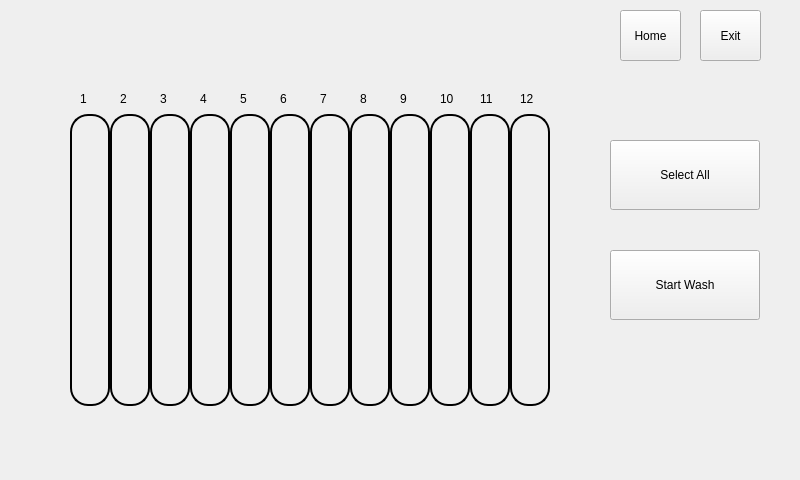
srikrishnan90/washer, file mainwindow.ui: the form before one commit.
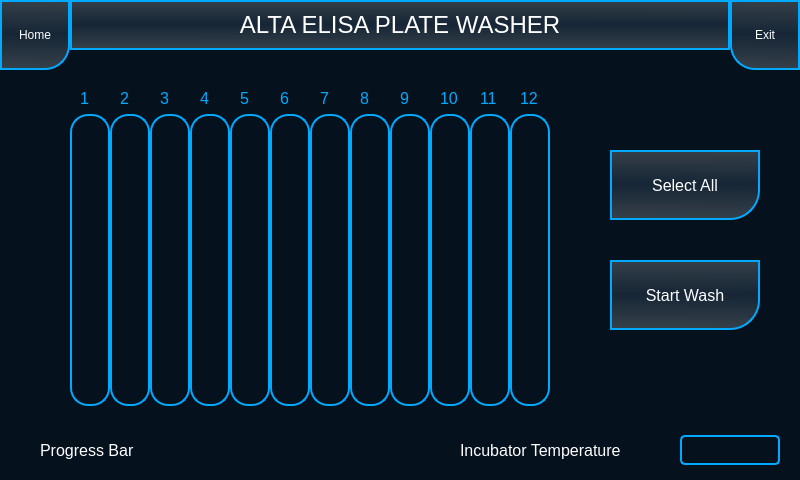
The form after the commit. The open tabs and pages were chosen to show the change. Icons and pictures are not drawn.

What changed in the file:
```diff
--- a/mainwindow.ui
+++ b/mainwindow.ui
@@ -14,18 +14,21 @@
    <string>MainWindow</string>
   </property>
   <property name="styleSheet">
-   <string notr="true"/>
+   <string notr="true">background:rgb(5, 17, 29);</string>
   </property>
   <widget class="QWidget" name="centralWidget">
    <widget class="QStackedWidget" name="stackedWidget">
     <property name="geometry">
      <rect>
       <x>0</x>
-      <y>50</y>
+      <y>70</y>
       <width>800</width>
-      <height>381</height>
+      <height>361</height>
      </rect>
     </property>
+    <property name="styleSheet">
+     <string notr="true"/>
+    </property>
     <property name="currentIndex">
      <number>4</number>
     </property>
@@ -380,7 +383,7 @@
       <property name="geometry">
        <rect>
         <x>70</x>
-        <y>60</y>
+        <y>40</y>
         <width>40</width>
         <height>300</height>
        </rect>
@@ -391,6 +394,7 @@
      width: 36px;
      height: 288px;
 border-radius : 18px;
+border: 2px solid rgb(0, 170, 255);
  }
 
   QCheckBox::indicator:checked
@@ -411,7 +415,7 @@
       <property name="geometry">
        <rect>
         <x>110</x>
-        <y>60</y>
+        <y>40</y>
         <width>40</width>
         <height>300</height>
        </rect>
@@ -422,6 +426,7 @@
      width: 36px;
      height: 288px;
 border-radius : 18px;
+border: 2px solid rgb(0, 170, 255);
  }
 
   QCheckBox::indicator:checked
@@ -442,7 +447,7 @@
       <property name="geometry">
        <rect>
         <x>150</x>
-        <y>60</y>
+        <y>40</y>
         <width>40</width>
         <height>300</height>
        </rect>
@@ -453,6 +458,7 @@
      width: 36px;
      height: 288px;
 border-radius : 18px;
+border: 2px solid rgb(0, 170, 255);
  }
 
   QCheckBox::indicator:checked
@@ -473,7 +479,7 @@
       <property name="geometry">
        <rect>
         <x>190</x>
-        <y>60</y>
+        <y>40</y>
         <width>40</width>
         <height>300</height>
        </rect>
@@ -484,6 +490,7 @@
      width: 36px;
      height: 288px;
 border-radius : 18px;
+border: 2px solid rgb(0, 170, 255);
  }
 
   QCheckBox::indicator:checked
@@ -504,7 +511,7 @@
       <property name="geometry">
        <rect>
         <x>230</x>
-        <y>60</y>
+        <y>40</y>
         <width>40</width>
         <height>300</height>
        </rect>
@@ -515,6 +522,7 @@
      width: 36px;
      height: 288px;
 border-radius : 18px;
+border: 2px solid rgb(0, 170, 255);
  }
 
   QCheckBox::indicator:checked
@@ -535,7 +543,7 @@
       <property name="geometry">
        <rect>
         <x>270</x>
-        <y>60</y>
+        <y>40</y>
         <width>40</width>
         <height>300</height>
        </rect>
@@ -546,6 +554,7 @@
      width: 36px;
      height: 288px;
 border-radius : 18px;
+border: 2px solid rgb(0, 170, 255);
  }
 
   QCheckBox::indicator:checked
@@ -566,7 +575,7 @@
       <property name="geometry">
        <rect>
         <x>310</x>
-        <y>60</y>
+        <y>40</y>
         <width>40</width>
         <height>300</height>
        </rect>
@@ -577,6 +586,7 @@
      width: 36px;
      height: 288px;
 border-radius : 18px;
+border: 2px solid rgb(0, 170, 255);
  }
 
   QCheckBox::indicator:checked
@@ -597,7 +607,7 @@
       <property name="geometry">
        <rect>
         <x>350</x>
-        <y>60</y>
+        <y>40</y>
         <width>40</width>
         <height>300</height>
        </rect>
@@ -608,6 +618,7 @@
      width: 36px;
      height: 288px;
 border-radius : 18px;
+border: 2px solid rgb(0, 170, 255);
  }
 
   QCheckBox::indicator:checked
@@ -628,7 +639,7 @@
       <property name="geometry">
        <rect>
         <x>390</x>
-        <y>60</y>
+        <y>40</y>
         <width>40</width>
         <height>300</height>
        </rect>
@@ -639,6 +650,7 @@
      width: 36px;
      height: 288px;
 border-radius : 18px;
+border: 2px solid rgb(0, 170, 255);
  }
 
   QCheckBox::indicator:checked
@@ -659,7 +671,7 @@
       <property name="geometry">
        <rect>
         <x>430</x>
-        <y>60</y>
+        <y>40</y>
         <width>40</width>
         <height>300</height>
        </rect>
@@ -670,6 +682,7 @@
      width: 36px;
      height: 288px;
 border-radius : 18px;
+border: 2px solid rgb(0, 170, 255);
  }
 
   QCheckBox::indicator:checked
@@ -690,7 +703,7 @@
       <property name="geometry">
        <rect>
         <x>470</x>
-        <y>60</y>
+        <y>40</y>
         <width>40</width>
         <height>300</height>
        </rect>
@@ -701,6 +714,7 @@
      width: 36px;
      height: 288px;
 border-radius : 18px;
+border: 2px solid rgb(0, 170, 255);
  }
 
   QCheckBox::indicator:checked
@@ -721,7 +735,7 @@
       <property name="geometry">
        <rect>
         <x>510</x>
-        <y>60</y>
+        <y>40</y>
         <width>40</width>
         <height>300</height>
        </rect>
@@ -732,6 +746,7 @@
      width: 36px;
      height: 288px;
 border-radius : 18px;
+border: 2px solid rgb(0, 170, 255);
  }
 
   QCheckBox::indicator:checked
@@ -752,11 +767,27 @@
       <property name="geometry">
        <rect>
         <x>80</x>
-        <y>40</y>
+        <y>20</y>
         <width>20</width>
         <height>17</height>
        </rect>
       </property>
+      <property name="font">
+       <font>
+        <pointsize>12</pointsize>
+       </font>
+      </property>
+      <property name="styleSheet">
+       <string notr="true">
+
+color:rgb(0, 170, 255);
+/*border: 2px solid rgb(0, 170, 255);
+/*border-bottom-right-radius :30px;
+/*border-top-left-radius :30px;*/
+/*border-radius: 10px;*/
+
+</string>
+      </property>
       <property name="text">
        <string>1</string>
       </property>
@@ -765,11 +796,27 @@
       <property name="geometry">
        <rect>
         <x>120</x>
-        <y>40</y>
+        <y>20</y>
         <width>20</width>
         <height>17</height>
        </rect>
       </property>
+      <property name="font">
+       <font>
+        <pointsize>12</pointsize>
+       </font>
+      </property>
+      <property name="styleSheet">
+       <string notr="true">
+
+color:rgb(0, 170, 255);
+/*border: 2px solid rgb(0, 170, 255);
+/*border-bottom-right-radius :30px;
+/*border-top-left-radius :30px;*/
+/*border-radius: 10px;*/
+
+</string>
+      </property>
       <property name="text">
        <string>2</string>
       </property>
@@ -778,11 +825,27 @@
       <property name="geometry">
        <rect>
         <x>200</x>
-        <y>40</y>
+        <y>20</y>
         <width>20</width>
         <height>17</height>
        </rect>
       </property>
+      <property name="font">
+       <font>
+        <pointsize>12</pointsize>
+       </font>
+      </property>
+      <property name="styleSheet">
+       <string notr="true">
+
+color:rgb(0, 170, 255);
+/*border: 2px solid rgb(0, 170, 255);
+/*border-bottom-right-radius :30px;
+/*border-top-left-radius :30px;*/
+/*border-radius: 10px;*/
+
+</string>
+      </property>
       <property name="text">
        <string>4</string>
       </property>
@@ -791,11 +854,27 @@
       <property name="geometry">
        <rect>
         <x>240</x>
-        <y>40</y>
+        <y>20</y>
         <width>20</width>
         <height>17</height>
        </rect>
       </property>
+      <property name="font">
+       <font>
+        <pointsize>12</pointsize>
+       </font>
+      </property>
+      <property name="styleSheet">
+       <string notr="true">
+
+color:rgb(0, 170, 255);
+/*border: 2px solid rgb(0, 170, 255);
+/*border-bottom-right-radius :30px;
+/*border-top-left-radius :30px;*/
+/*border-radius: 10px;*/
+
+</string>
+      </property>
       <property name="text">
        <string>5</string>
       </property>
@@ -804,11 +883,27 @@
       <property name="geometry">
        <rect>
         <x>280</x>
-        <y>40</y>
+        <y>20</y>
         <width>20</width>
         <height>17</height>
        </rect>
       </property>
+      <property name="font">
+       <font>
+        <pointsize>12</pointsize>
+       </font>
+      </property>
+      <property name="styleSheet">
+       <string notr="true">
+
+color:rgb(0, 170, 255);
+/*border: 2px solid rgb(0, 170, 255);
+/*border-bottom-right-radius :30px;
+/*border-top-left-radius :30px;*/
+/*border-radius: 10px;*/
+
+</string>
+      </property>
       <property name="text">
        <string>6</string>
       </property>
@@ -817,11 +912,27 @@
       <property name="geometry">
        <rect>
         <x>320</x>
-        <y>40</y>
+        <y>20</y>
         <width>20</width>
         <height>17</height>
        </rect>
       </property>
+      <property name="font">
+       <font>
+        <pointsize>12</pointsize>
+       </font>
+      </property>
+      <property name="styleSheet">
+       <string notr="true">
+
+color:rgb(0, 170, 255);
+/*border: 2px solid rgb(0, 170, 255);
+/*border-bottom-right-radius :30px;
+/*border-top-left-radius :30px;*/
+/*border-radius: 10px;*/
+
+</string>
+      </property>
       <property name="text">
        <string>7</string>
       </property>
@@ -830,11 +941,27 @@
       <property name="geometry">
        <rect>
         <x>360</x>
-        <y>40</y>
+        <y>20</y>
         <width>20</width>
         <height>17</height>
        </rect>
       </property>
+      <property name="font">
+       <font>
+        <pointsize>12</pointsize>
+       </font>
+      </property>
+      <property name="styleSheet">
+       <string notr="true">
+
+color:rgb(0, 170, 255);
+/*border: 2px solid rgb(0, 170, 255);
+/*border-bottom-right-radius :30px;
+/*border-top-left-radius :30px;*/
+/*border-radius: 10px;*/
+
+</string>
+      </property>
       <property name="text">
        <string>8</string>
       </property>
@@ -843,11 +970,27 @@
       <property name="geometry">
        <rect>
         <x>400</x>
-        <y>40</y>
+        <y>20</y>
         <width>20</width>
         <height>17</height>
        </rect>
       </property>
+      <property name="font">
+       <font>
+        <pointsize>12</pointsize>
+       </font>
+      </property>
+      <property name="styleSheet">
+       <string notr="true">
+
+color:rgb(0, 170, 255);
+/*border: 2px solid rgb(0, 170, 255);
+/*border-bottom-right-radius :30px;
+/*border-top-left-radius :30px;*/
+/*border-radius: 10px;*/
+
+</string>
+      </property>
       <property name="text">
        <string>9</string>
       </property>
@@ -856,11 +999,27 @@
       <property name="geometry">
        <rect>
         <x>440</x>
-        <y>40</y>
-        <width>20</width>
+        <y>20</y>
+        <width>25</width>
         <height>17</height>
        </rect>
       </property>
+      <property name="font">
+       <font>
+        <pointsize>12</pointsize>
+       </font>
+      </property>
+      <property name="styleSheet">
+       <string notr="true">
+
+color:rgb(0, 170, 255);
+/*border: 2px solid rgb(0, 170, 255);
+/*border-bottom-right-radius :30px;
+/*border-top-left-radius :30px;*/
+/*border-radius: 10px;*/
+
+</string>
+      </property>
       <property name="text">
        <string>10</string>
       </property>
@@ -869,11 +1028,27 @@
       <property name="geometry">
        <rect>
         <x>480</x>
-        <y>40</y>
-        <width>20</width>
+        <y>20</y>
+        <width>25</width>
         <height>17</height>
        </rect>
       </property>
+      <property name="font">
+       <font>
+        <pointsize>12</pointsize>
+       </font>
+      </property>
+      <property name="styleSheet">
+       <string notr="true">
+
+color:rgb(0, 170, 255);
+/*border: 2px solid rgb(0, 170, 255);
+/*border-bottom-right-radius :30px;
+/*border-top-left-radius :30px;*/
+/*border-radius: 10px;*/
+
+</string>
+      </property>
       <property name="text">
        <string>11</string>
       </property>
@@ -882,11 +1057,27 @@
       <property name="geometry">
        <rect>
         <x>520</x>
-        <y>40</y>
-        <width>20</width>
+        <y>20</y>
+        <width>25</width>
         <height>17</height>
        </rect>
       </property>
+      <property name="font">
+       <font>
+        <pointsize>12</pointsize>
+       </font>
+      </property>
+      <property name="styleSheet">
+       <string notr="true">
+
+color:rgb(0, 170, 255);
+/*border: 2px solid rgb(0, 170, 255);
+/*border-bottom-right-radius :30px;
+/*border-top-left-radius :30px;*/
+/*border-radius: 10px;*/
+
+</string>
+      </property>
       <property name="text">
        <string>12</string>
       </property>
@@ -895,11 +1086,27 @@
       <property name="geometry">
        <rect>
         <x>160</x>
-        <y>40</y>
+        <y>20</y>
         <width>20</width>
         <height>17</height>
        </rect>
       </property>
+      <property name="font">
+       <font>
+        <pointsize>12</pointsize>
+       </font>
+      </property>
+      <property name="styleSheet">
+       <string notr="true">
+
+color:rgb(0, 170, 255);
+/*border: 2px solid rgb(0, 170, 255);
+/*border-bottom-right-radius :30px;
+/*border-top-left-radius :30px;*/
+/*border-radius: 10px;*/
+
+</string>
+      </property>
       <property name="text">
        <string>3</string>
       </property>
@@ -908,11 +1115,29 @@
       <property name="geometry">
        <rect>
         <x>610</x>
-        <y>200</y>
+        <y>190</y>
         <width>150</width>
         <height>70</height>
        </rect>
       </property>
+      <property name="font">
+       <font>
+        <pointsize>12</pointsize>
+       </font>
+      </property>
+      <property name="styleSheet">
+       <string notr="true">QToolButton {
+background-color:qlineargradient(spread:reflect, x1:0.535816, y1:0.489, x2:0.53051, y2:1, stop:0 rgba(22, 38, 54,255), stop:1 rgba(55,65,74,255));
+color:rgb(255, 255, 255);
+border: 2px solid rgb(0, 170, 255);
+border-bottom-right-radius :30px;
+/*border-top-left-radius :30px;*/
+/*border-radius: 10px;*/
+}
+QToolButton:pressed{
+background-color:rgb(0, 170, 255)
+}</string>
+      </property>
       <property name="text">
        <string>Start Wash</string>
       </property>
@@ -921,11 +1146,29 @@
       <property name="geometry">
        <rect>
         <x>610</x>
-        <y>90</y>
+        <y>80</y>
         <width>150</width>
         <height>70</height>
        </rect>
       </property>
+      <property name="font">
+       <font>
+        <pointsize>12</pointsize>
+       </font>
+      </property>
+      <property name="styleSheet">
+       <string notr="true">QToolButton {
+background-color:qlineargradient(spread:reflect, x1:0.535816, y1:0.489, x2:0.53051, y2:1, stop:0 rgba(22, 38, 54,255), stop:1 rgba(55,65,74,255));
+color:rgb(255, 255, 255);
+border: 2px solid rgb(0, 170, 255);
+border-bottom-right-radius :30px;
+/*border-top-left-radius :30px;*/
+/*border-radius: 10px;*/
+}
+QToolButton:pressed{
+background-color:rgb(0, 170, 255)
+}</string>
+      </property>
       <property name="text">
        <string>Select All</string>
       </property>
@@ -4256,25 +4499,64 @@
    <widget class="QToolButton" name="toolButton_4">
     <property name="geometry">
      <rect>
-      <x>620</x>
-      <y>10</y>
-      <width>61</width>
-      <height>51</height>
+      <x>0</x>
+      <y>0</y>
+      <width>70</width>
+      <height>70</height>
      </rect>
     </property>
+    <property name="styleSheet">
+     <string notr="true">QToolButton {
+background-color:qlineargradient(spread:reflect, x1:0.535816, y1:0.489, x2:0.53051, y2:1, stop:0 rgba(22, 38, 54,255), stop:1 rgba(55,65,74,255));
+color:rgb(255, 255, 255);
+border: 2px solid rgb(0, 170, 255);
+border-bottom-right-radius :25px;
+/*border-top-left-radius :30px;*/
+/*border-radius: 10px;*/
+}
+QToolButton:pressed{
+
+
+background-color:rgb(0, 170, 255);
+}
+
+</string>
+    </property>
     <property name="text">
      <string>Home</string>
     </property>
+    <property name="icon">
+     <iconset resource="icons.qrc">
+      <normaloff>:/home.png</normaloff>:/home.png</iconset>
+    </property>
+    <property name="iconSize">
+     <size>
+      <width>40</width>
+      <height>40</height>
+     </size>
+    </property>
    </widget>
    <widget class="QLabel" name="label_17">
     <property name="geometry">
      <rect>
-      <x>650</x>
-      <y>450</y>
-      <width>64</width>
-      <height>17</height>
+      <x>680</x>
+      <y>435</y>
+      <width>100</width>
+      <height>30</height>
      </rect>
     </property>
+    <property name="font">
+     <font>
+      <pointsize>12</pointsize>
+     </font>
+    </property>
+    <property name="styleSheet">
+     <string notr="true">
+color:rgb(255, 255, 255);
+border: 2px solid rgb(0, 170, 255);
+border-radius :5px;
+</string>
+    </property>
     <property name="text">
      <string/>
     </property>
@@ -4282,15 +4564,146 @@
    <widget class="QToolButton" name="toolButton_17">
     <property name="geometry">
      <rect>
-      <x>700</x>
-      <y>10</y>
-      <width>61</width>
-      <height>51</height>
+      <x>730</x>
+      <y>0</y>
+      <width>70</width>
+      <height>70</height>
      </rect>
     </property>
+    <property name="styleSheet">
+     <string notr="true">QToolButton {
+background-color:qlineargradient(spread:reflect, x1:0.535816, y1:0.489, x2:0.53051, y2:1, stop:0 rgba(22, 38, 54,255), stop:1 rgba(55,65,74,255));
+
+color:rgb(255, 255, 255);
+border: 2px solid rgb(0, 170, 255);
+border-bottom-left-radius :25px;
+/*border-top-left-radius :30px;*/
+/*border-radius: 10px;*/
+}
+QToolButton:pressed{
+background-color:rgb(0, 170, 255);
+
+}
+
+</string>
+    </property>
     <property name="text">
      <string>Exit</string>
     </property>
+    <property name="icon">
+     <iconset resource="icons.qrc">
+      <normaloff>:/close.png</normaloff>:/close.png</iconset>
+    </property>
+    <property name="iconSize">
+     <size>
+      <width>40</width>
+      <height>40</height>
+     </size>
+    </property>
+   </widget>
+   <widget class="QLabel" name="label_18">
+    <property name="geometry">
+     <rect>
+      <x>460</x>
+      <y>440</y>
+      <width>201</width>
+      <height>20</height>
+     </rect>
+    </property>
+    <property name="font">
+     <font>
+      <pointsize>12</pointsize>
+     </font>
+    </property>
+    <property name="styleSheet">
+     <string notr="true">color:rgb(255, 255, 255)</string>
+    </property>
+    <property name="text">
+     <string>Incubator Temperature</string>
+    </property>
+   </widget>
+   <widget class="QLabel" name="label_19">
+    <property name="geometry">
+     <rect>
+      <x>180</x>
+      <y>440</y>
+      <width>251</width>
+      <height>21</height>
+     </rect>
+    </property>
+    <property name="text">
+     <string/>
+    </property>
+   </widget>
+   <widget class="QLabel" name="label_20">
+    <property name="geometry">
+     <rect>
+      <x>40</x>
+      <y>440</y>
+      <width>121</width>
+      <height>20</height>
+     </rect>
+    </property>
+    <property name="font">
+     <font>
+      <pointsize>12</pointsize>
+     </font>
+    </property>
+    <property name="styleSheet">
+     <string notr="true">color:rgb(255, 255, 255)</string>
+    </property>
+    <property name="text">
+     <string>Progress Bar</string>
+    </property>
+   </widget>
+   <widget class="QPushButton" name="pushButton_5">
+    <property name="geometry">
+     <rect>
+      <x>70</x>
+      <y>0</y>
+      <width>660</width>
+      <height>50</height>
+     </rect>
+    </property>
+    <property name="font">
+     <font>
+      <pointsize>18</pointsize>
+     </font>
+    </property>
+    <property name="styleSheet">
+     <string notr="true">QPushButton {
+background-color:qlineargradient(spread:reflect, x1:0.535816, y1:0.489, x2:0.53051, y2:1, stop:0 rgba(22, 38, 54,255), stop:1 rgba(55,65,74,255));
+color:rgb(255, 255, 255);
+border-top: 2px solid rgb(0, 170, 255);
+border-bottom: 2px solid rgb(0, 170, 255);
+border-left: 2px solid rgb(0, 170, 255);
+border-right: 2px solid rgb(0, 170, 255);
+/*border: 2px solid rgb(0, 170, 255);
+/*border-bottom-right-radius :30px;
+/*border-top-left-radius :30px;*/
+/*border-radius: 10px;*/
+}
+QPushButton:pressed{
+
+
+background-color:rgb(0, 170, 255);
+}
+
+</string>
+    </property>
+    <property name="text">
+     <string>ALTA ELISA PLATE WASHER</string>
+    </property>
+    <property name="icon">
+     <iconset resource="icons.qrc">
+      <normaloff>:/ctk_icon.png</normaloff>:/ctk_icon.png</iconset>
+    </property>
+    <property name="iconSize">
+     <size>
+      <width>146</width>
+      <height>46</height>
+     </size>
+    </property>
    </widget>
   </widget>
  </widget>
```
Left out of the diff: 610 changed lines with no effect on the pictures.
